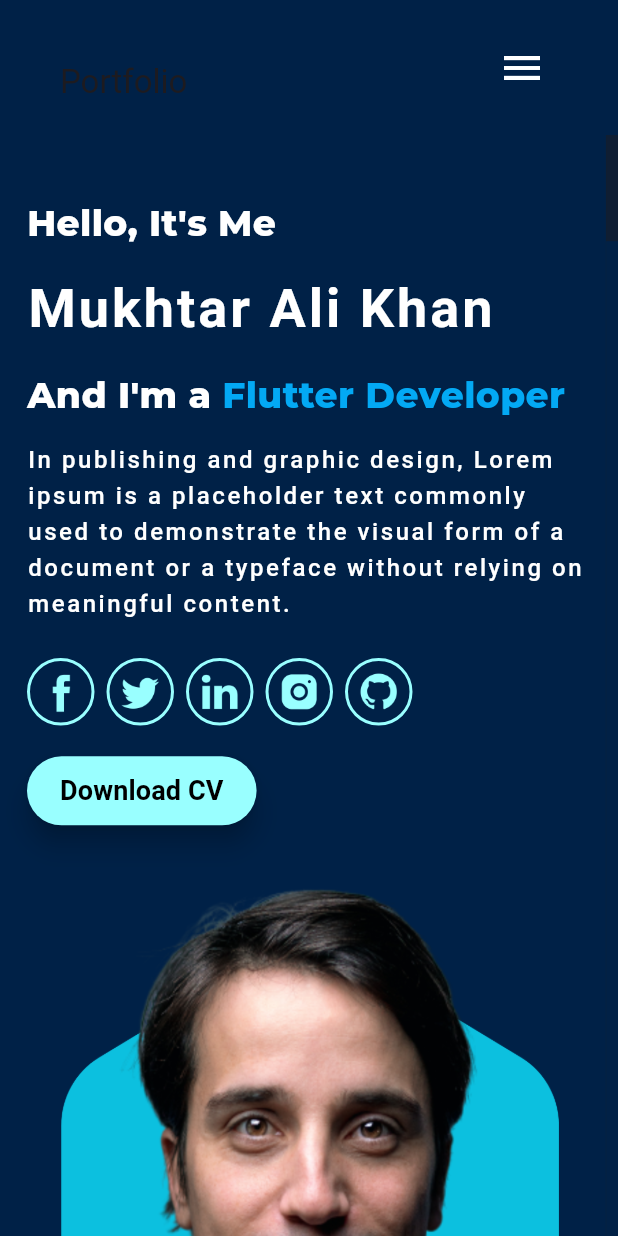
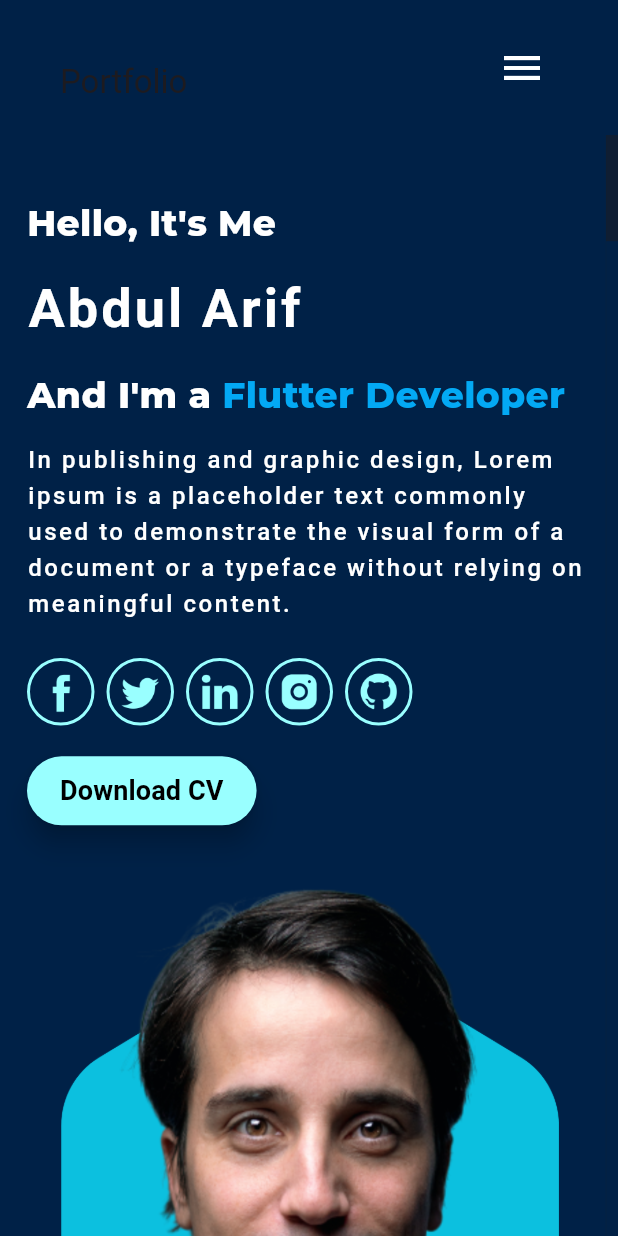
Before and after one commit to AbdulArif/portfolio, a Flutter app: the screen it shows after launch, on a phone screen of 412 x 824 dp. Run offline on Flutter 3.47's test engine with Material 3 defaults, Android fonts, the phone set to English and light mode, and no system bars; drawn by our look-alikes of animated_text_kit, scrollable_positioned_list; our stand-ins replace animate_do, google_fonts.

```diff
--- a/lib/views/home_page.dart
+++ b/lib/views/home_page.dart
@@ -75,7 +75,7 @@ class _HomePageState extends State<HomePage> {
         FadeInRight(
           duration: const Duration(milliseconds: 1400),
           child: Text(
-            'Mukhtar Ali Khan',
+            'Abdul Arif',
             style: AppTextStyles.headingStyles(),
           ),
         ),
@@ -98,7 +98,7 @@ class _HomePageState extends State<HomePage> {
                   TyperAnimatedText('Freelancer',
                       textStyle: AppTextStyles.montserratStyle(
                           color: Colors.lightBlue)),
-                  TyperAnimatedText('YouTuber',
+                  TyperAnimatedText('Full-Stack Developer',
                       textStyle: AppTextStyles.montserratStyle(
                           color: Colors.lightBlue))
                 ],
```
